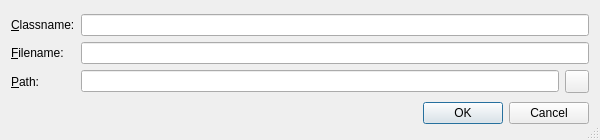
The window that Project/NewDialogClassDialog.ui (testmana2/test) describes before a commit, drawn with Qt 5.
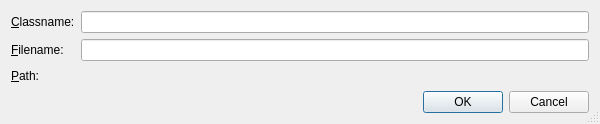
The same window after the commit. Custom widgets are drawn as their Qt base class.

Commit message: Modified more dialogs to use the path picker widgets.

Patch:
```diff
--- a/Project/NewDialogClassDialog.ui
+++ b/Project/NewDialogClassDialog.ui
@@ -7,7 +7,7 @@
     <x>0</x>
     <y>0</y>
     <width>600</width>
-    <height>140</height>
+    <height>124</height>
    </rect>
   </property>
   <property name="windowTitle">
@@ -16,16 +16,9 @@
   <property name="sizeGripEnabled">
    <bool>true</bool>
   </property>
-  <layout class="QVBoxLayout" name="_2">
+  <layout class="QVBoxLayout" name="verticalLayout">
    <item>
-    <layout class="QGridLayout" name="_3">
-     <item row="2" column="1">
-      <widget class="QLineEdit" name="pathnameEdit">
-       <property name="toolTip">
-        <string>Enter the path of the file for the forms code</string>
-       </property>
-      </widget>
-     </item>
+    <layout class="QGridLayout" name="gridLayout">
      <item row="0" column="0">
       <widget class="QLabel" name="label">
        <property name="text">
@@ -36,6 +29,13 @@
        </property>
       </widget>
      </item>
+     <item row="0" column="1">
+      <widget class="QLineEdit" name="classnameEdit">
+       <property name="toolTip">
+        <string>Enter the name of the new class</string>
+       </property>
+      </widget>
+     </item>
      <item row="1" column="0">
       <widget class="QLabel" name="label_2">
        <property name="text">
@@ -46,34 +46,36 @@
        </property>
       </widget>
      </item>
+     <item row="1" column="1">
+      <widget class="QLineEdit" name="filenameEdit">
+       <property name="toolTip">
+        <string>Enter the name of the file for the forms code</string>
+       </property>
+      </widget>
+     </item>
      <item row="2" column="0">
       <widget class="QLabel" name="label_3">
        <property name="text">
         <string>&amp;Path:</string>
        </property>
        <property name="buddy">
-        <cstring>pathnameEdit</cstring>
+        <cstring>pathnamePicker</cstring>
        </property>
       </widget>
      </item>
-     <item row="0" column="1" colspan="2">
-      <widget class="QLineEdit" name="classnameEdit">
-       <property name="toolTip">
-        <string>Enter the name of the new class</string>
+     <item row="2" column="1">
+      <widget class="E5PathPicker" name="pathnamePicker" native="true">
+       <property name="sizePolicy">
+        <sizepolicy hsizetype="Expanding" vsizetype="Preferred">
+         <horstretch>0</horstretch>
+         <verstretch>0</verstretch>
+        </sizepolicy>
        </property>
-      </widget>
-     </item>
-     <item row="1" column="1" colspan="2">
-      <widget class="QLineEdit" name="filenameEdit">
-       <property name="toolTip">
-        <string>Enter the name of the file for the forms code</string>
+       <property name="focusPolicy">
+        <enum>Qt::StrongFocus</enum>
        </property>
-      </widget>
-     </item>
-     <item row="2" column="2">
-      <widget class="QToolButton" name="pathButton">
        <property name="toolTip">
-        <string>Select the source file path via a directory selection dialog</string>
+        <string>Enter the path of the file for the forms code</string>
        </property>
       </widget>
      </item>
@@ -91,6 +93,14 @@
    </item>
   </layout>
  </widget>
+ <customwidgets>
+  <customwidget>
+   <class>E5PathPicker</class>
+   <extends>QWidget</extends>
+   <header>E5Gui/E5PathPicker.h</header>
+   <container>1</container>
+  </customwidget>
+ </customwidgets>
  <tabstops>
   <tabstop>classnameEdit</tabstop>
   <tabstop>filenameEdit</tabstop>
```
Left out of the diff: 2 changed lines with no effect on the pictures. The commit also changes 37 other files.
